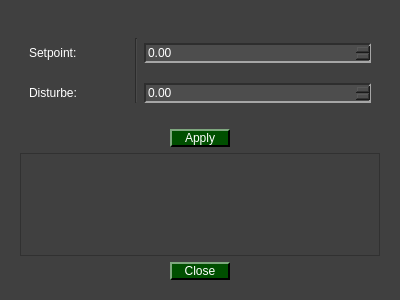
Above: pydaq/uis/PyDAQ_pid_control_window_dialog.ui from CayoRw/pydaq before the change. Below: the same form after it.
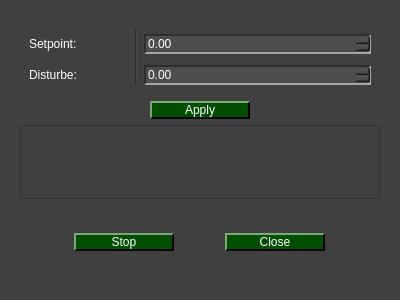
That is the form after the change. Icons and pictures are not drawn.

The edit to the form file:
```diff
--- a/pydaq/uis/PyDAQ_pid_control_window_dialog.ui
+++ b/pydaq/uis/PyDAQ_pid_control_window_dialog.ui
@@ -377,10 +377,16 @@
        <widget class="QPushButton" name="pushButton_apply">
         <property name="minimumSize">
          <size>
-          <width>60</width>
+          <width>100</width>
           <height>0</height>
          </size>
         </property>
+        <property name="maximumSize">
+         <size>
+          <width>100</width>
+          <height>16777215</height>
+         </size>
+        </property>
         <property name="text">
          <string>Apply</string>
         </property>
@@ -403,7 +409,29 @@
         </layout>
        </widget>
       </item>
-      <item alignment="Qt::AlignmentFlag::AlignHCenter">
+      <item>
+       <widget class="QWidget" name="widget_3" native="true">
+        <layout class="QHBoxLayout" name="horizontalLayout">
+         <item>
+          <widget class="QPushButton" name="pushButton_startstop">
+           <property name="minimumSize">
+            <size>
+             <width>0</width>
+             <height>0</height>
+            </size>
+           </property>
+           <property name="maximumSize">
+            <size>
+             <width>100</width>
+             <height>16777215</height>
+            </size>
+           </property>
+           <property name="text">
+            <string>Stop</string>
+           </property>
+          </widget>
+         </item>
+         <item>
        <widget class="QPushButton" name="pushButton_close">
         <property name="minimumSize">
          <size>
@@ -420,6 +448,9 @@
         <property name="text">
          <string>Close</string>
         </property>
+          </widget>
+         </item>
+        </layout>
        </widget>
       </item>
      </layout>
```
Left out of the diff: 8 changed lines with no effect on the pictures. Lines whose indentation alone changed are shown as unchanged.
